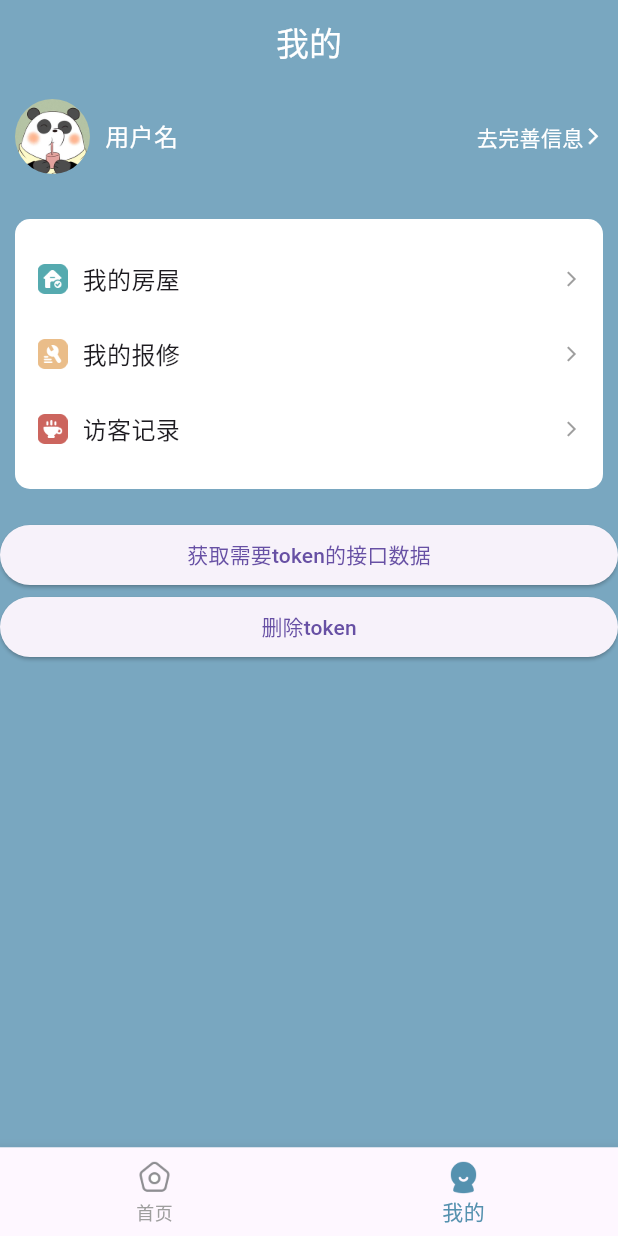
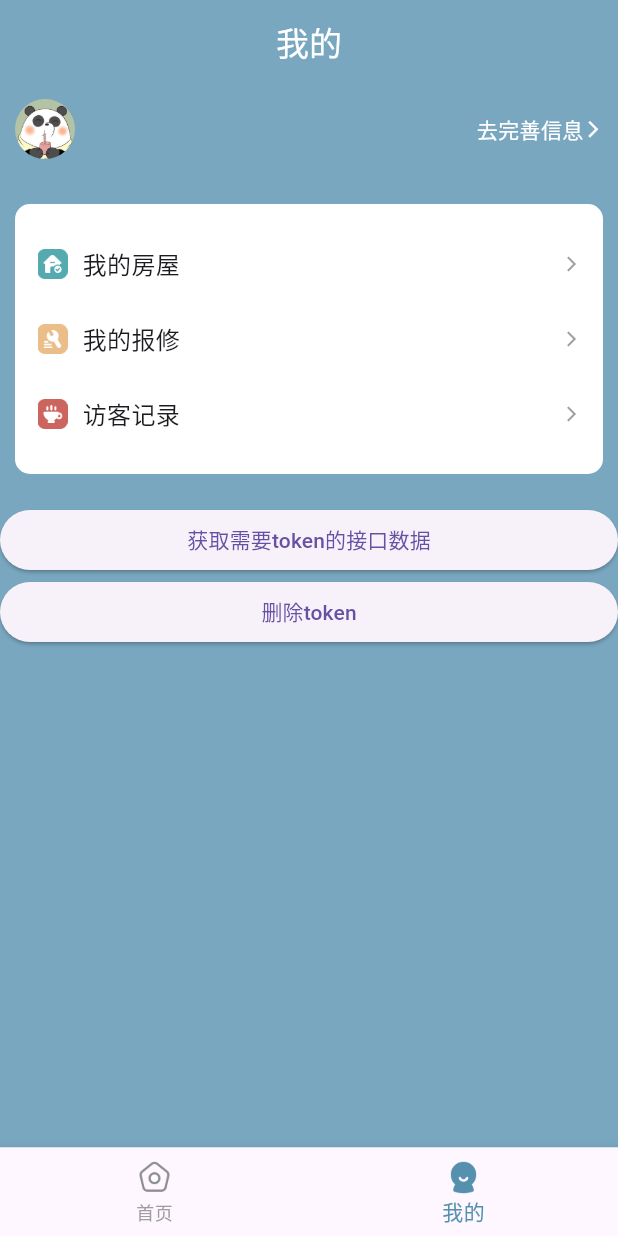
Before and after one commit to 15194481186/test_flutter, a Flutter app: the screen it shows after launch, item 2 of the bottom bar chosen, on a phone screen of 412 x 824 dp. Run offline on Flutter 3.47's test engine with Material 3 defaults, Android fonts, the light colour scheme and no system bars; our stand-ins replace dio, event_bus, flutter_html, fluttertoast, shared_preferences; network calls fail.

Commit message:
个人中心数据定义

```diff
--- a/lib/pages/mine/index.dart
+++ b/lib/pages/mine/index.dart
@@ -28,6 +28,13 @@ class _MinePageState extends State<MinePage> {
     }
   ];
 
+  // 个人中心数据
+  Map userInfo = {
+    "id": "",
+    "avatar": "",
+    "nickName": ""
+  };
+
   // 测试请求
   void getHouse() async {
     final res = await http.get('/room');
@@ -38,7 +45,7 @@ class _MinePageState extends State<MinePage> {
   @override
   void didUpdateWidget(covariant MinePage oldWidget) {
     super.didUpdateWidget(oldWidget);
-    if(widget.currentIndex == 1){
+    if (widget.currentIndex == 1) {
       // todo: 获取个人中心的数据
     }
   }
@@ -65,11 +72,21 @@ class _MinePageState extends State<MinePage> {
                     Row(children: [
                       ClipRRect(
                           borderRadius: BorderRadius.circular(50.0),
-                          child: Image.asset('assets/images/avatar_1.jpg',
-                              width: 50, height: 50)),
+                          child: userInfo['avatar'] == ''
+                              ? Image.asset(
+                                  'assets/images/avatar_1.jpg',
+                                  width: 40,
+                                  height: 40,
+                                )
+                              : Image.network(
+                                  userInfo['avatar'],
+                                  width: 40,
+                                  height: 40,
+                              )
+                        ),
                       const SizedBox(width: 10),
-                      const Text('用户名',
-                          style: TextStyle(fontSize: 16, color: Colors.white))
+                       Text( '${userInfo['nickName'] ?? '暂无昵称' }',
+                          style: const TextStyle(fontSize: 16, color: Colors.white))
                     ]),
                     const Spacer(),
                     const Row(children: [
```
